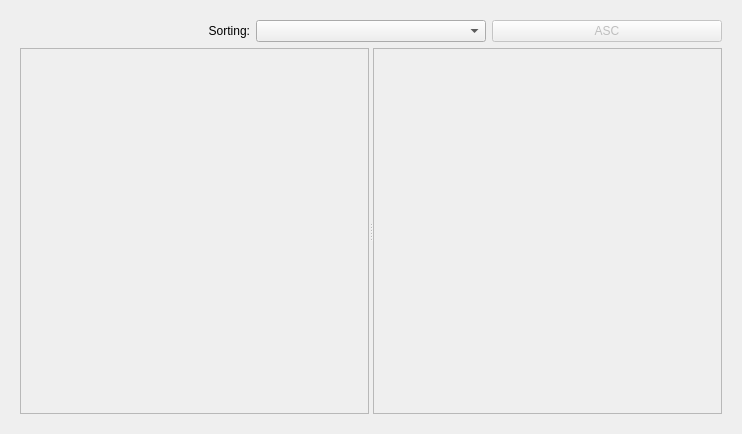
arnaudframmery/catalog, file UI/qt_ui/catalog_frame.ui: the form before one commit.
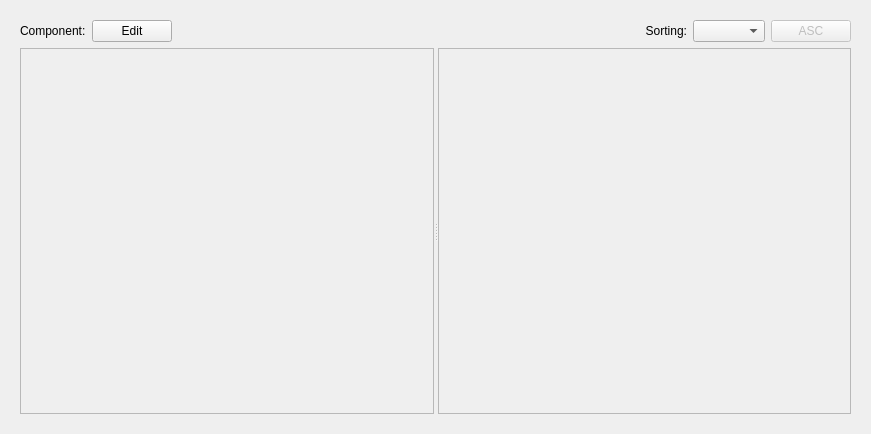
The form after the commit.

Commit message: modification, creation, deletion component feature

```diff
--- a/UI/qt_ui/catalog_frame.ui
+++ b/UI/qt_ui/catalog_frame.ui
@@ -6,7 +6,7 @@
    <rect>
     <x>0</x>
     <y>0</y>
-    <width>742</width>
+    <width>871</width>
     <height>434</height>
    </rect>
   </property>
@@ -26,6 +26,36 @@
          <property name="sizeConstraint">
           <enum>QLayout::SetDefaultConstraint</enum>
          </property>
+         <item>
+          <widget class="QLabel" name="edit_label">
+           <property name="text">
+            <string>Component:</string>
+           </property>
+          </widget>
+         </item>
+         <item>
+          <widget class="QPushButton" name="setting_button">
+           <property name="layoutDirection">
+            <enum>Qt::RightToLeft</enum>
+           </property>
+           <property name="text">
+            <string>Edit</string>
+           </property>
+          </widget>
+         </item>
+         <item>
+          <spacer name="horizontalSpacer">
+           <property name="orientation">
+            <enum>Qt::Horizontal</enum>
+           </property>
+           <property name="sizeHint" stdset="0">
+            <size>
+             <width>40</width>
+             <height>20</height>
+            </size>
+           </property>
+          </spacer>
+         </item>
          <item>
           <widget class="QLabel" name="sort_label">
            <property name="layoutDirection">
@@ -74,7 +104,7 @@
             <rect>
              <x>0</x>
              <y>0</y>
-             <width>349</width>
+             <width>413</width>
              <height>194</height>
             </rect>
            </property>
@@ -89,7 +119,7 @@
             <rect>
              <x>0</x>
              <y>0</y>
-             <width>348</width>
+             <width>413</width>
              <height>194</height>
             </rect>
            </property>
```
Left out of the diff: 4 changed lines with no effect on the pictures. The commit also changes 14 other files.
